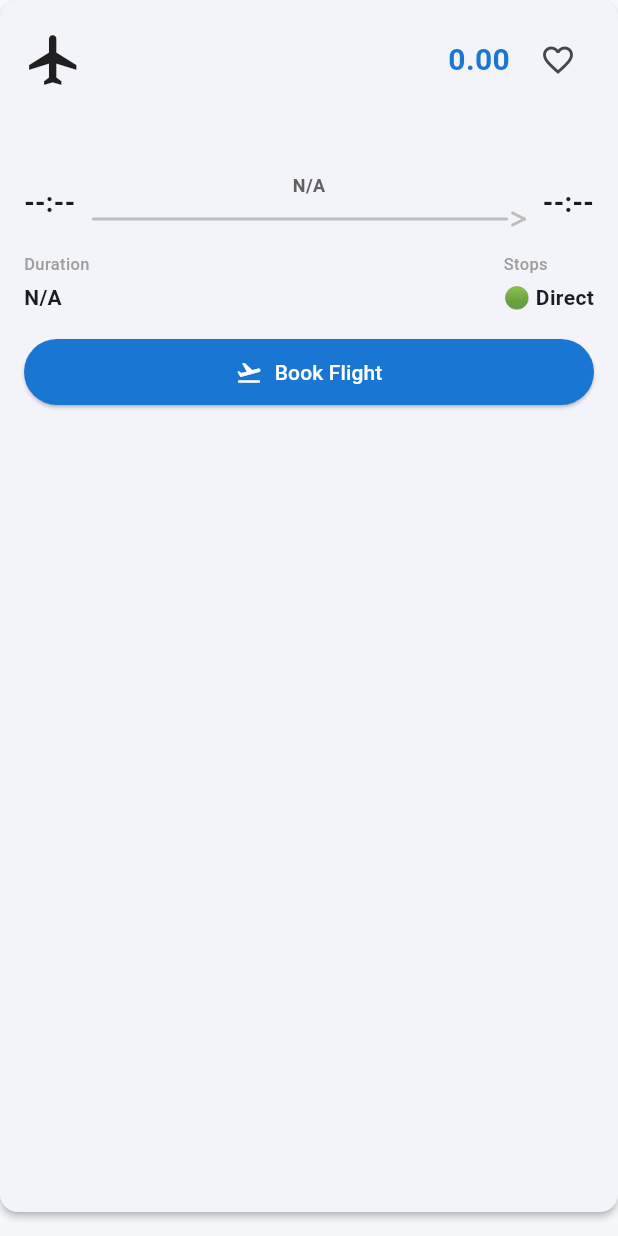
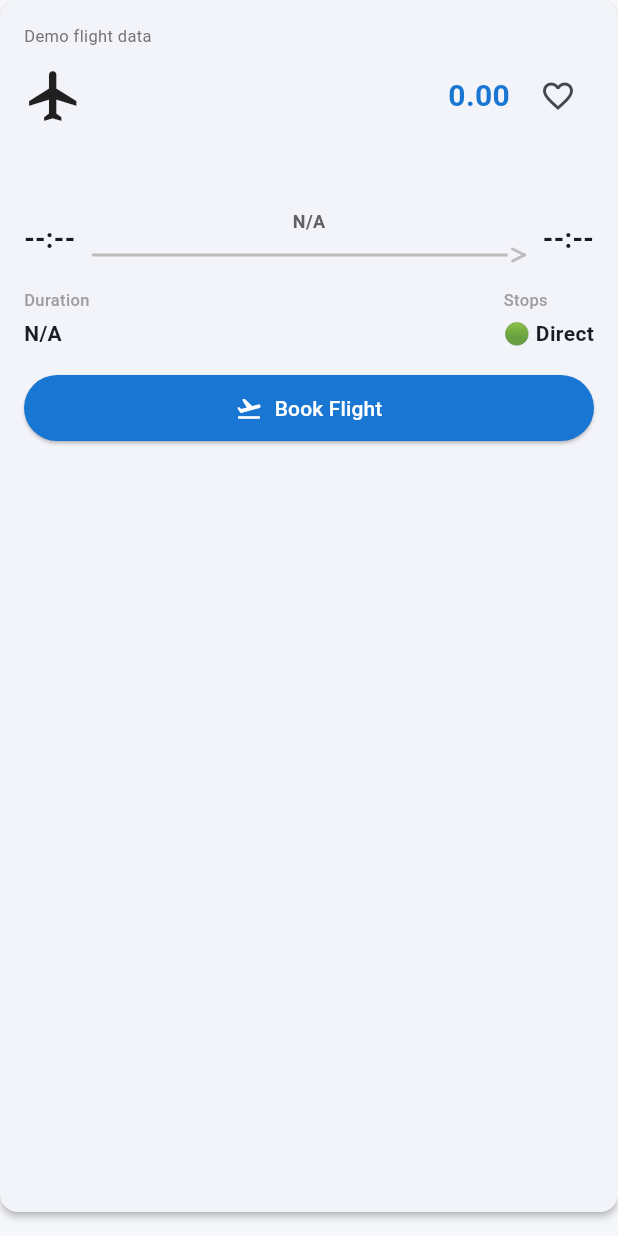
Before and after one commit to LML2026/Travel-Super-App, a Flutter app: the FlightCard widget shown alone on an empty page, opened directly with empty values, on a phone screen of 412 x 824 dp. Run offline on Flutter 3.47's test engine with Material 3 defaults, Android fonts, the phone set to English and light mode, and no system bars; our stand-ins replace cloud_firestore, dio, equatable, firebase_auth, firebase_core, flutter_dotenv and 7 more; accounts and stored records are empty.

Commit message:
feat(flights): integrate Duffel test flight search

```diff
--- a/lib/features/flights/models/flight.dart
+++ b/lib/features/flights/models/flight.dart
@@ -1,3 +1,5 @@
+enum FlightDataSource { demo, backend, duffelTest }
+
 class Flight {
   final String id;
   final String airline;
@@ -11,6 +13,8 @@ class Flight {
   final int stops;
   final double amount;
   final String currency;
+  final String cabinClass;
+  final FlightDataSource dataSource;
 
   const Flight({
     required this.id,
@@ -25,9 +29,14 @@ class Flight {
     required this.stops,
     required this.amount,
     required this.currency,
+    this.cabinClass = '',
+    this.dataSource = FlightDataSource.demo,
   });
 
-  factory Flight.fromJson(Map<String, dynamic> json) {
+  factory Flight.fromJson(
+    Map<String, dynamic> json, {
+    FlightDataSource dataSource = FlightDataSource.backend,
+  }) {
     return Flight(
       id: json['id']?.toString() ?? '',
       airline: json['airline']?.toString() ?? 'Unknown airline',
@@ -41,6 +50,8 @@ class Flight {
       stops: (json['stops'] as num?)?.toInt() ?? 0,
       amount: double.tryParse(json['amount']?.toString() ?? '0') ?? 0,
       currency: json['currency']?.toString() ?? 'GBP',
+      cabinClass: json['cabinClass']?.toString() ?? '',
+      dataSource: dataSource,
     );
   }
 }
--- a/lib/features/flights/widgets/flight_card.dart
+++ b/lib/features/flights/widgets/flight_card.dart
@@ -33,6 +33,17 @@ class _FlightCardState extends ConsumerState<FlightCard> {
     return widget.flight.stops == 0
         ? '🟢 Direct'
         : '🟠 ${widget.flight.stops} Stop${widget.flight.stops > 1 ? 's' : ''}';
+  }
+
+  String get _sourceLabel {
+    switch (widget.flight.dataSource) {
+      case FlightDataSource.duffelTest:
+        return 'Duffel TEST data';
+      case FlightDataSource.backend:
+        return 'Fallback provider data';
+      case FlightDataSource.demo:
+        return 'Demo flight data';
+    }
   }
 
   void _navigateToDetails() {
@@ -114,6 +125,14 @@ class _FlightCardState extends ConsumerState<FlightCard> {
           padding: const EdgeInsets.all(16),
           child: Column(
             children: [
+              Align(
+                alignment: Alignment.centerLeft,
+                child: Text(
+                  _sourceLabel,
+                  style: TextStyle(fontSize: 11, color: Colors.grey[600]),
+                ),
+              ),
+              const SizedBox(height: 8),
               // Header: Airline, Logo, Price, Heart
               Row(
                 children: [
@@ -260,7 +279,7 @@ class _FlightCardState extends ConsumerState<FlightCard> {
 
               const SizedBox(height: 12),
 
-              // Duration, stops, and details
+              // Duration, stops, and cabin
               Row(
                 mainAxisAlignment: MainAxisAlignment.spaceBetween,
                 children: [
@@ -306,6 +325,28 @@ class _FlightCardState extends ConsumerState<FlightCard> {
                       ),
                     ],
                   ),
+                  if (widget.flight.cabinClass.isNotEmpty)
+                    Column(
+                      crossAxisAlignment: CrossAxisAlignment.start,
+                      children: [
+                        const Text(
+                          'Cabin',
+                          style: TextStyle(
+                            fontSize: 11,
+                            color: Colors.grey,
+                            fontWeight: FontWeight.w500,
+                          ),
+                        ),
+                        const SizedBox(height: 4),
+                        Text(
+                          widget.flight.cabinClass,
+                          style: const TextStyle(
+                            fontSize: 14,
+                            fontWeight: FontWeight.w600,
+                          ),
+                        ),
+                      ],
+                    ),
                 ],
               ),
 
@@ -315,13 +356,15 @@ class _FlightCardState extends ConsumerState<FlightCard> {
               SizedBox(
                 width: double.infinity,
                 child: ElevatedButton.icon(
-                  onPressed: widget.onBookPressed ?? () {
-                    ScaffoldMessenger.of(context).showSnackBar(
-                      SnackBar(
-                        content: Text('Booking ${widget.flight.flightNumber} - Coming soon!'),
-                      ),
-                    );
-                  },
+                  onPressed: widget.onBookPressed ??
+                      () {
+                        ScaffoldMessenger.of(context).showSnackBar(
+                          SnackBar(
+                            content: Text(
+                                'Booking ${widget.flight.flightNumber} - Coming soon!'),
+                          ),
+                        );
+                      },
                   icon: const Icon(Icons.flight_takeoff),
                   label: const Text('Book Flight'),
                   style: ElevatedButton.styleFrom(
--- a/pubspec.yaml
+++ b/pubspec.yaml
@@ -48,3 +48,4 @@ flutter:
   assets:
     - assets/images/
     - .env
+    - .env.local
```
Also changed, not shown: lib/app/bootstrap.dart (+7 -1 lines), lib/features/flights/services/duffel_flight_service.dart (added, +184 -0 lines), lib/features/flights/services/flight_service.dart (+66 -5 lines), 1 other file.
